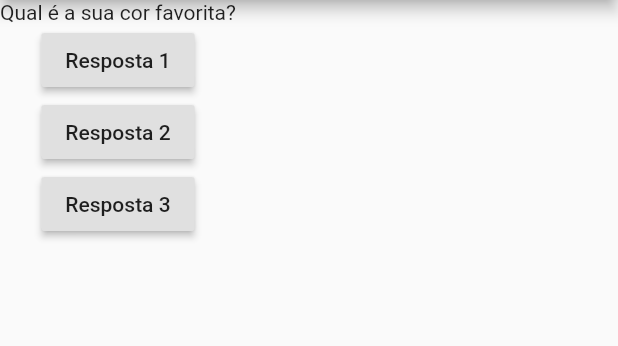
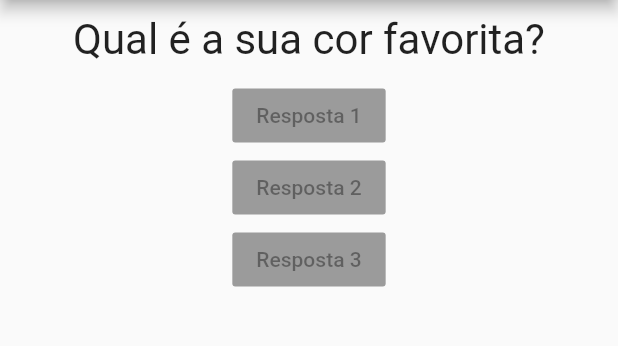
Before and after one commit to Bernardo-Junior/curso_perguntas, a Flutter app: the screen it shows after launch, on a phone screen of 412 x 824 dp, the part 84-430 px from its top. Run offline on Flutter 3.47's test engine with Material 2 defaults, Android fonts, the phone set to English and light mode, and no system bars.

Commit message:
feat: separando botões em componente

```diff
--- a/lib/main.dart
+++ b/lib/main.dart
@@ -1,4 +1,6 @@
 import 'package:flutter/material.dart';
+import './questao.dart';
+import './resposta.dart';
 
 main() => runApp(PerguntaApp());
 
@@ -25,19 +27,10 @@ class _PerguntaAppState extends State<PerguntaApp> {
         ),
         body: Column(
           children: [
-            Text(perguntas[_perguntaSelecionada]),
-            RaisedButton(
-              child: Text('Resposta 1'),
-              onPressed: _responder,
-            ),
-            RaisedButton(
-              child: Text('Resposta 2'),
-              onPressed: _responder,
-            ),
-            RaisedButton(
-              child: Text('Resposta 3'),
-              onPressed: _responder,
-            ),
+            Questao(perguntas[_perguntaSelecionada]),
+            Resposta('Resposta 1'),
+            Resposta('Resposta 2'),
+            Resposta('Resposta 3'),
           ],
         ),
       ),
--- /dev/null
+++ b/lib/questao.dart
@@ -0,0 +1,20 @@
+import 'package:flutter/material.dart';
+
+class Questao extends StatelessWidget {
+  final String texto;
+
+  Questao(this.texto);
+
+  @override
+  Widget build(BuildContext context) {
+    return Container(
+      width: double.infinity,
+      margin: EdgeInsets.all(10),
+      child: Text(
+        texto,
+        style: TextStyle(fontSize: 28),
+        textAlign: TextAlign.center,
+      ),
+    );
+  }
+}
--- /dev/null
+++ b/lib/resposta.dart
@@ -0,0 +1,15 @@
+import 'package:flutter/material.dart';
+
+class Resposta extends StatelessWidget {
+  final String texto;
+
+  Resposta(this.texto);
+
+  @override
+  Widget build(BuildContext context) {
+    return RaisedButton(
+      child: Text(texto),
+      onPressed: null,
+    );
+  }
+}
```
